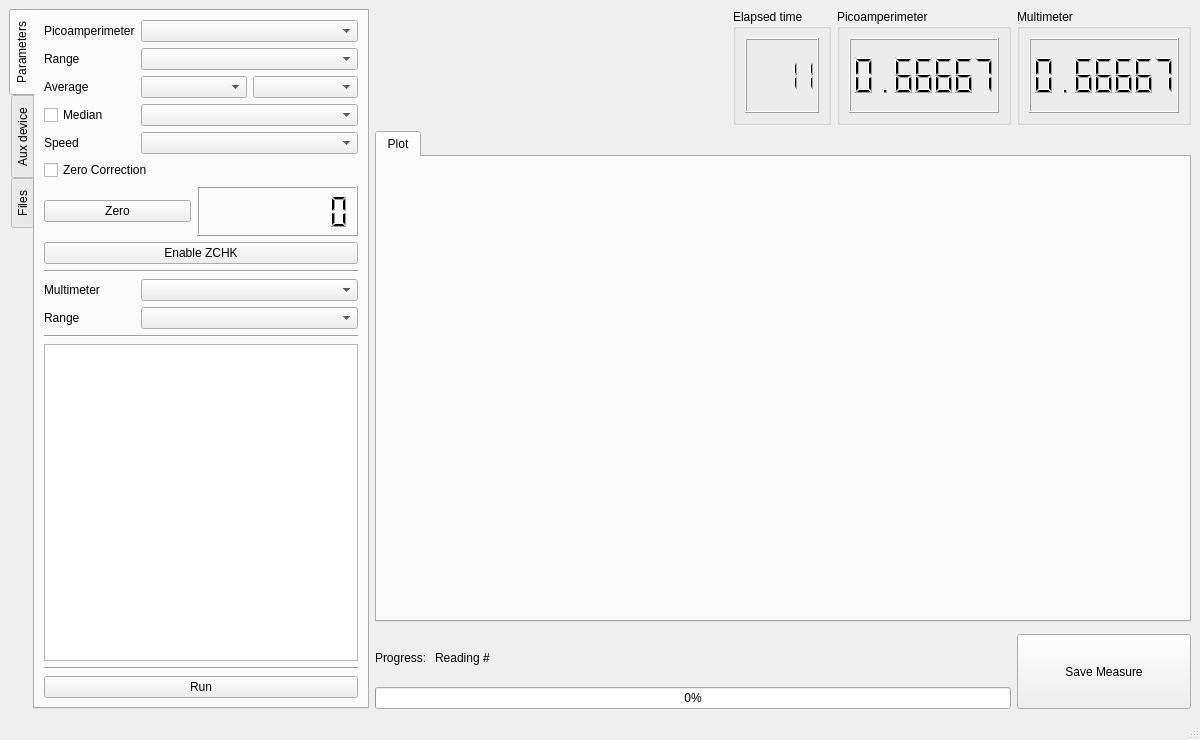
First picture: the form in ui_files/mainapp.ui, repository cruceno/JMC-KEITHLEY-6485, before the edit.
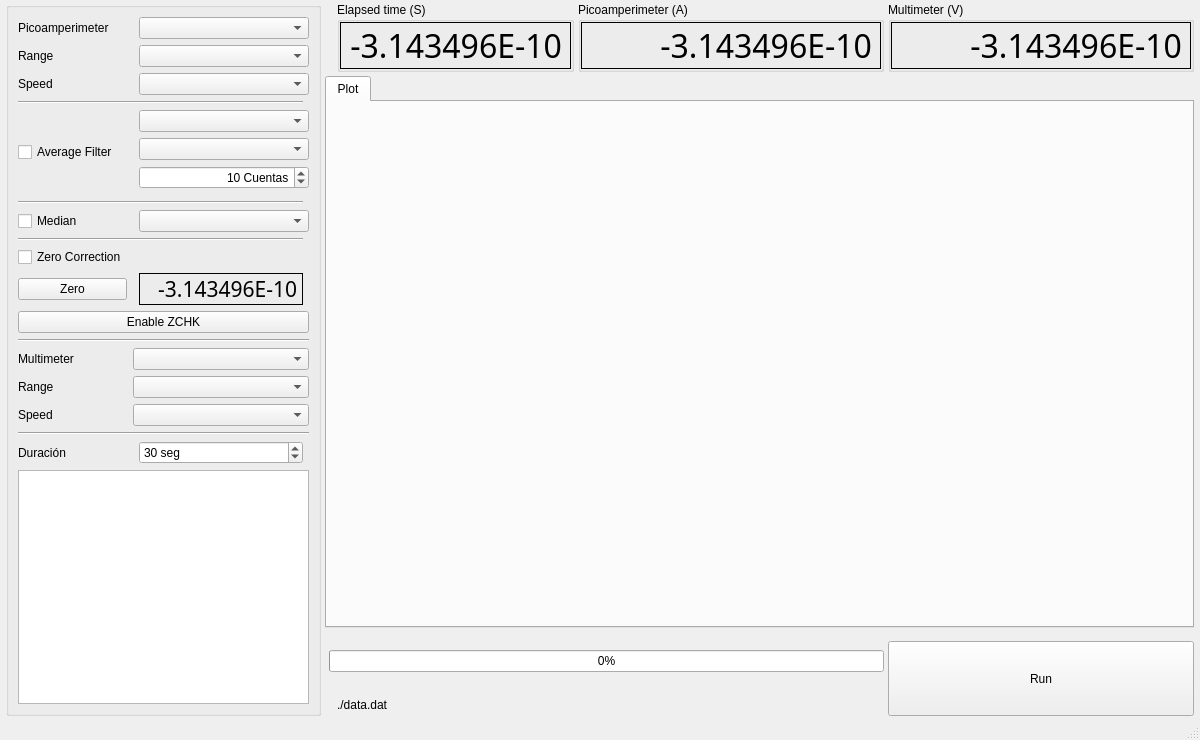
Second picture: the form after the edit.

```diff
--- a/ui_files/mainapp.ui
+++ b/ui_files/mainapp.ui
@@ -21,103 +21,227 @@
   </property>
   <widget class="QWidget" name="centralwidget">
    <layout class="QGridLayout" name="gridLayout">
-    <item row="3" column="9" rowspan="2">
-     <widget class="QPushButton" name="pb_save_measure">
-      <property name="minimumSize">
-       <size>
-        <width>0</width>
-        <height>75</height>
-       </size>
-      </property>
-      <property name="text">
-       <string>Save Measure</string>
-      </property>
-     </widget>
-    </item>
-    <item row="4" column="1" colspan="8">
-     <widget class="QProgressBar" name="pb_reading">
-      <property name="value">
-       <number>0</number>
-      </property>
-     </widget>
-    </item>
-    <item row="3" column="1">
-     <widget class="QLabel" name="label">
-      <property name="maximumSize">
-       <size>
-        <width>80</width>
-        <height>16777215</height>
-       </size>
-      </property>
-      <property name="text">
-       <string>Progress:</string>
-      </property>
-     </widget>
-    </item>
-    <item row="3" column="2" colspan="7">
-     <widget class="QLabel" name="lb_progress">
-      <property name="text">
-       <string>Reading #</string>
-      </property>
-     </widget>
-    </item>
-    <item row="0" column="8">
-     <widget class="QGroupBox" name="gb_main_value">
-      <property name="title">
-       <string>Picoamperimeter</string>
-      </property>
-      <layout class="QGridLayout" name="gridLayout_5">
-       <item row="0" column="1">
-        <widget class="QLCDNumber" name="lcd_main_value">
-         <property name="minimumSize">
-          <size>
-           <width>150</width>
-           <height>75</height>
-          </size>
-         </property>
-         <property name="smallDecimalPoint">
-          <bool>false</bool>
-         </property>
-         <property name="digitCount">
-          <number>7</number>
-         </property>
-         <property name="value" stdset="0">
-          <double>0.666666000000000</double>
-         </property>
-        </widget>
-       </item>
-      </layout>
-     </widget>
-    </item>
-    <item row="0" column="9">
+    <property name="leftMargin">
+     <number>6</number>
+    </property>
+    <property name="topMargin">
+     <number>2</number>
+    </property>
+    <property name="rightMargin">
+     <number>6</number>
+    </property>
+    <property name="bottomMargin">
+     <number>2</number>
+    </property>
+    <property name="spacing">
+     <number>4</number>
+    </property>
+    <item row="0" column="6">
      <widget class="QGroupBox" name="gb_aux_value">
       <property name="title">
-       <string>Multimeter</string>
+       <string>Multimeter (V)</string>
       </property>
       <layout class="QGridLayout" name="gridLayout_8">
-       <item row="0" column="1">
-        <widget class="QLCDNumber" name="lcd_aux_value">
+       <property name="leftMargin">
+        <number>0</number>
+       </property>
+       <property name="topMargin">
+        <number>0</number>
+       </property>
+       <property name="rightMargin">
+        <number>0</number>
+       </property>
+       <property name="bottomMargin">
+        <number>0</number>
+       </property>
+       <property name="horizontalSpacing">
+        <number>0</number>
+       </property>
+       <property name="verticalSpacing">
+        <number>6</number>
+       </property>
+       <item row="0" column="0">
+        <widget class="QLabel" name="lb_num_volt">
          <property name="minimumSize">
           <size>
-           <width>150</width>
-           <height>75</height>
+           <width>300</width>
+           <height>0</height>
           </size>
          </property>
-         <property name="smallDecimalPoint">
+         <property name="font">
+          <font>
+           <family>Exo 2</family>
+           <pointsize>24</pointsize>
+          </font>
+         </property>
+         <property name="frameShape">
+          <enum>QFrame::Box</enum>
+         </property>
+         <property name="frameShadow">
+          <enum>QFrame::Plain</enum>
+         </property>
+         <property name="lineWidth">
+          <number>1</number>
+         </property>
+         <property name="text">
+          <string>-3.143496E-10</string>
+         </property>
+         <property name="textFormat">
+          <enum>Qt::RichText</enum>
+         </property>
+         <property name="alignment">
+          <set>Qt::AlignRight|Qt::AlignTrailing|Qt::AlignVCenter</set>
+         </property>
+         <property name="wordWrap">
           <bool>false</bool>
          </property>
-         <property name="digitCount">
-          <number>7</number>
+        </widget>
+       </item>
+      </layout>
+     </widget>
+    </item>
+    <item row="0" column="5">
+     <widget class="QGroupBox" name="gb_main_value">
+      <property name="title">
+       <string>Picoamperimeter (A)</string>
+      </property>
+      <layout class="QGridLayout" name="gridLayout_5">
+       <property name="leftMargin">
+        <number>0</number>
+       </property>
+       <property name="topMargin">
+        <number>0</number>
+       </property>
+       <property name="rightMargin">
+        <number>0</number>
+       </property>
+       <property name="bottomMargin">
+        <number>0</number>
+       </property>
+       <property name="spacing">
+        <number>0</number>
+       </property>
+       <item row="0" column="0">
+        <widget class="QLabel" name="lb_num_amp">
+         <property name="minimumSize">
+          <size>
+           <width>300</width>
+           <height>0</height>
+          </size>
          </property>
-         <property name="value" stdset="0">
-          <double>0.666666000000000</double>
+         <property name="font">
+          <font>
+           <family>Exo 2</family>
+           <pointsize>24</pointsize>
+          </font>
          </property>
+         <property name="frameShape">
+          <enum>QFrame::Box</enum>
+         </property>
+         <property name="frameShadow">
+          <enum>QFrame::Plain</enum>
+         </property>
+         <property name="lineWidth">
+          <number>1</number>
+         </property>
+         <property name="text">
+          <string>-3.143496E-10</string>
+         </property>
+         <property name="textFormat">
+          <enum>Qt::RichText</enum>
+         </property>
+         <property name="alignment">
+          <set>Qt::AlignRight|Qt::AlignTrailing|Qt::AlignVCenter</set>
+         </property>
+         <property name="wordWrap">
+          <bool>false</bool>
+         </property>
         </widget>
        </item>
       </layout>
      </widget>
     </item>
-    <item row="1" column="1" colspan="9">
+    <item row="0" column="4">
+     <widget class="QGroupBox" name="gb_elapsed_time">
+      <property name="minimumSize">
+       <size>
+        <width>0</width>
+        <height>0</height>
+       </size>
+      </property>
+      <property name="title">
+       <string>Elapsed time (S)</string>
+      </property>
+      <layout class="QGridLayout" name="gridLayout_6">
+       <property name="leftMargin">
+        <number>0</number>
+       </property>
+       <property name="topMargin">
+        <number>0</number>
+       </property>
+       <property name="rightMargin">
+        <number>0</number>
+       </property>
+       <property name="bottomMargin">
+        <number>0</number>
+       </property>
+       <property name="spacing">
+        <number>0</number>
+       </property>
+       <item row="0" column="0">
+        <widget class="QLabel" name="lb_num_time">
+         <property name="font">
+          <font>
+           <family>Exo 2</family>
+           <pointsize>24</pointsize>
+          </font>
+         </property>
+         <property name="frameShape">
+          <enum>QFrame::Box</enum>
+         </property>
+         <property name="frameShadow">
+          <enum>QFrame::Plain</enum>
+         </property>
+         <property name="lineWidth">
+          <number>1</number>
+         </property>
+         <property name="text">
+          <string>-3.143496E-10</string>
+         </property>
+         <property name="textFormat">
+          <enum>Qt::RichText</enum>
+         </property>
+         <property name="alignment">
+          <set>Qt::AlignRight|Qt::AlignTrailing|Qt::AlignVCenter</set>
+         </property>
+         <property name="wordWrap">
+          <bool>false</bool>
+         </property>
+        </widget>
+       </item>
+      </layout>
+     </widget>
+    </item>
+    <item row="2" column="2" rowspan="3" colspan="4">
+     <widget class="QProgressBar" name="pb_reading">
+      <property name="minimumSize">
+       <size>
+        <width>0</width>
+        <height>0</height>
+       </size>
+      </property>
+      <property name="maximum">
+       <number>30</number>
+      </property>
+      <property name="value">
+       <number>0</number>
+      </property>
+      <property name="format">
+       <string>%p%</string>
+      </property>
+     </widget>
+    </item>
+    <item row="1" column="1" colspan="6">
      <widget class="QTabWidget" name="tw_plot_and_data">
       <property name="currentIndex">
        <number>0</number>
@@ -150,243 +274,268 @@
       </widget>
      </widget>
     </item>
-    <item row="0" column="0" rowspan="5">
-     <widget class="QTabWidget" name="tabWidget">
+    <item row="3" column="6" rowspan="3">
+     <widget class="QPushButton" name="pb_run">
+      <property name="minimumSize">
+       <size>
+        <width>150</width>
+        <height>75</height>
+       </size>
+      </property>
+      <property name="text">
+       <string>Run</string>
+      </property>
+     </widget>
+    </item>
+    <item row="0" column="0" rowspan="6">
+     <widget class="QGroupBox" name="gb_ui_control">
       <property name="maximumSize">
        <size>
-        <width>360</width>
+        <width>400</width>
         <height>16777215</height>
        </size>
       </property>
-      <property name="tabPosition">
-       <enum>QTabWidget::West</enum>
-      </property>
-      <property name="currentIndex">
-       <number>0</number>
-      </property>
-      <widget class="QWidget" name="tab_params">
-       <attribute name="title">
-        <string>Parameters</string>
-       </attribute>
-       <layout class="QGridLayout" name="gridLayout_7">
-        <item row="5" column="1" colspan="2">
-         <widget class="QComboBox" name="cbx_aver_mode"/>
-        </item>
-        <item row="1" column="0">
-         <widget class="QLabel" name="label_2">
-          <property name="text">
-           <string>Picoamperimeter</string>
-          </property>
-         </widget>
-        </item>
-        <item row="32" column="0" colspan="5">
-         <widget class="QPushButton" name="pb_run">
-          <property name="text">
-           <string>Run</string>
-          </property>
-         </widget>
-        </item>
-        <item row="13" column="0" colspan="5">
-         <widget class="Line" name="line_4">
-          <property name="orientation">
-           <enum>Qt::Horizontal</enum>
-          </property>
-         </widget>
-        </item>
-        <item row="29" column="0" colspan="5">
-         <widget class="Line" name="line">
-          <property name="orientation">
-           <enum>Qt::Horizontal</enum>
-          </property>
-         </widget>
-        </item>
-        <item row="4" column="0">
-         <widget class="QLabel" name="label_5">
-          <property name="text">
-           <string>Range</string>
-          </property>
-         </widget>
-        </item>
-        <item row="16" column="0" colspan="5">
-         <widget class="Line" name="line_5">
-          <property name="orientation">
-           <enum>Qt::Horizontal</enum>
-          </property>
-         </widget>
-        </item>
-        <item row="15" column="1" colspan="4">
-         <widget class="QComboBox" name="cbx_aux_range"/>
-        </item>
-        <item row="14" column="0">
-         <widget class="QLabel" name="label_9">
-          <property name="text">
-           <string>Multimeter</string>
-          </property>
-         </widget>
-        </item>
-        <item row="14" column="1" colspan="4">
-         <widget class="QComboBox" name="cbx_aux_port"/>
-        </item>
-        <item row="5" column="3" colspan="2">
-         <widget class="QComboBox" name="cbx_averege_value"/>
-        </item>
-        <item row="6" column="0">
-         <widget class="QCheckBox" name="chk_median">
-          <property name="text">
-           <string>Median </string>
-          </property>
-         </widget>
-        </item>
-        <item row="7" column="0">
-         <widget class="QLabel" name="label_3">
-          <property name="text">
-           <string>Speed</string>
-          </property>
-         </widget>
-        </item>
-        <item row="12" column="0" colspan="5">
-         <widget class="QPushButton" name="pb_zchk">
-          <property name="text">
-           <string>Enable ZCHK</string>
-          </property>
-         </widget>
-        </item>
-        <item row="5" column="0">
-         <widget class="QLabel" name="label_6">
-          <property name="text">
-           <string>Average</string>
-          </property>
-         </widget>
-        </item>
-        <item row="9" column="0" colspan="2">
-         <widget class="QPushButton" name="pb_zero">
-          <property name="text">
-           <string>Zero</string>
-          </property>
-         </widget>
-        </item>
-        <item row="15" column="0">
-         <widget class="QLabel" name="label_4">
-          <property name="text">
-           <string>Range</string>
-          </property>
-         </widget>
-        </item>
-        <item row="7" column="1" colspan="4">
-         <widget class="QComboBox" name="cbx_main_speed"/>
-        </item>
-        <item row="9" column="2" colspan="3">
-         <widget class="QLCDNumber" name="lcd_zero">
-          <property name="minimumSize">
-           <size>
-            <width>0</width>
-            <height>50</height>
-           </size>
-          </property>
-          <property name="smallDecimalPoint">
-           <bool>true</bool>
-          </property>
-          <property name="digitCount">
-           <number>7</number>
-          </property>
-         </widget>
-        </item>
-        <item row="4" column="1" colspan="4">
-         <widget class="QComboBox" name="cbx_main_range"/>
-        </item>
-        <item row="1" column="1" colspan="4">
-         <widget class="QComboBox" name="cbx_main_port"/>
-        </item>
-        <item row="6" column="1" colspan="4">
-         <widget class="QComboBox" name="cbx_median_value"/>
-        </item>
-        <item row="8" column="0" colspan="5">
-         <widget class="QCheckBox" name="chk_zero_corr">
-          <property name="text">
-           <string>Zero Correction</string>
-          </property>
-         </widget>
-        </item>
-        <item row="28" column="0" colspan="5">
-         <widget class="QPlainTextEdit" name="pte_console"/>
-        </item>
-       </layout>
-      </widget>
-      <widget class="QWidget" name="tab">
-       <attribute name="title">
-        <string>Aux device</string>
-       </attribute>
-       <layout class="QGridLayout" name="gridLayout_3"/>
-      </widget>
-      <widget class="QWidget" name="tab_files">
-       <attribute name="title">
-        <string>Files</string>
-       </attribute>
-       <layout class="QGridLayout" name="gridLayout_4">
-        <item row="0" column="0">
-         <widget class="QLineEdit" name="le_project_folder">
-          <property name="readOnly">
-           <bool>true</bool>
-          </property>
-          <property name="clearButtonEnabled">
-           <bool>false</bool>
-          </property>
-         </widget>
-        </item>
-        <item row="0" column="1">
-         <widget class="QToolButton" name="tlb_project_folder">
-          <property name="text">
-           <string>...</string>
-          </property>
-         </widget>
-        </item>
-        <item row="1" column="0" colspan="2">
-         <widget class="QListWidget" name="lw_project_tree"/>
-        </item>
-       </layout>
-      </widget>
-     </widget>
-    </item>
-    <item row="0" column="7">
-     <widget class="QGroupBox" name="gb_elapsed_time">
-      <property name="minimumSize">
-       <size>
-        <width>0</width>
-        <height>0</height>
-       </size>
-      </property>
-      <property name="title">
-       <string>Elapsed time</string>
-      </property>
-      <layout class="QGridLayout" name="gridLayout_6">
-       <item row="0" column="0">
-        <widget class="QLCDNumber" name="lcd_time">
-         <property name="smallDecimalPoint">
+      <layout class="QGridLayout" name="gridLayout_7">
+       <item row="17" column="0">
+        <widget class="QCheckBox" name="chk_zero_corr">
+         <property name="text">
+          <string>Zero Correction</string>
+         </property>
+        </widget>
+       </item>
+       <item row="1" column="0">
+        <widget class="QLabel" name="label_2">
+         <property name="text">
+          <string>Picoamperimeter</string>
+         </property>
+        </widget>
+       </item>
+       <item row="22" column="0" colspan="4">
+        <widget class="Line" name="line_4">
+         <property name="orientation">
+          <enum>Qt::Horizontal</enum>
+         </property>
+        </widget>
+       </item>
+       <item row="4" column="0">
+        <widget class="QLabel" name="label_5">
+         <property name="text">
+          <string>Range</string>
+         </property>
+        </widget>
+       </item>
+       <item row="27" column="0" colspan="4">
+        <widget class="Line" name="line_5">
+         <property name="orientation">
+          <enum>Qt::Horizontal</enum>
+         </property>
+        </widget>
+       </item>
+       <item row="25" column="1" colspan="3">
+        <widget class="QComboBox" name="cbx_aux_range"/>
+       </item>
+       <item row="24" column="0">
+        <widget class="QLabel" name="label_9">
+         <property name="text">
+          <string>Multimeter</string>
+         </property>
+        </widget>
+       </item>
+       <item row="24" column="1" colspan="3">
+        <widget class="QComboBox" name="cbx_aux_port"/>
+       </item>
+       <item row="14" column="0">
+        <widget class="QCheckBox" name="chk_median">
+         <property name="text">
+          <string>Median </string>
+         </property>
+        </widget>
+       </item>
+       <item row="21" column="0" colspan="4">
+        <widget class="QPushButton" name="pb_zchk">
+         <property name="text">
+          <string>Enable ZCHK</string>
+         </property>
+        </widget>
+       </item>
+       <item row="25" column="0">
+        <widget class="QLabel" name="label_4">
+         <property name="text">
+          <string>Range</string>
+         </property>
+        </widget>
+       </item>
+       <item row="1" column="2" colspan="2">
+        <widget class="QComboBox" name="cbx_main_port"/>
+       </item>
+       <item row="39" column="0" colspan="4">
+        <widget class="QPlainTextEdit" name="pte_console"/>
+       </item>
+       <item row="17" column="2">
+        <spacer name="horizontalSpacer_2">
+         <property name="orientation">
+          <enum>Qt::Horizontal</enum>
+         </property>
+         <property name="sizeHint" stdset="0">
+          <size>
+           <width>40</width>
+           <height>20</height>
+          </size>
+         </property>
+        </spacer>
+       </item>
+       <item row="18" column="0">
+        <widget class="QPushButton" name="pb_zero">
+         <property name="text">
+          <string>Zero</string>
+         </property>
+        </widget>
+       </item>
+       <item row="9" column="0" rowspan="4">
+        <widget class="QCheckBox" name="chk_average">
+         <property name="text">
+          <string>Average Filter</string>
+         </property>
+        </widget>
+       </item>
+       <item row="14" column="2" colspan="2">
+        <widget class="QComboBox" name="cbx_median_rank"/>
+       </item>
+       <item row="7" column="0">
+        <widget class="QLabel" name="label_3">
+         <property name="text">
+          <string>Speed</string>
+         </property>
+        </widget>
+       </item>
+       <item row="11" column="2" colspan="2">
+        <widget class="QSpinBox" name="sb_aver_count">
+         <property name="alignment">
+          <set>Qt::AlignRight|Qt::AlignTrailing|Qt::AlignVCenter</set>
+         </property>
+         <property name="suffix">
+          <string> Cuentas</string>
+         </property>
+         <property name="minimum">
+          <number>1</number>
+         </property>
+         <property name="maximum">
+          <number>100</number>
+         </property>
+         <property name="value">
+          <number>10</number>
+         </property>
+        </widget>
+       </item>
+       <item row="9" column="2" colspan="2">
+        <widget class="QComboBox" name="cbx_aver_class"/>
+       </item>
+       <item row="10" column="2" colspan="2">
+        <widget class="QComboBox" name="cbx_aver_type"/>
+       </item>
+       <item row="15" column="0" colspan="3">
+        <widget class="Line" name="line_3">
+         <property name="orientation">
+          <enum>Qt::Horizontal</enum>
+         </property>
+        </widget>
+       </item>
+       <item row="4" column="2" colspan="2">
+        <widget class="QComboBox" name="cbx_main_range"/>
+       </item>
+       <item row="7" column="2" colspan="2">
+        <widget class="QComboBox" name="cbx_main_speed"/>
+       </item>
+       <item row="8" column="0" colspan="3">
+        <widget class="Line" name="line_2">
+         <property name="orientation">
+          <enum>Qt::Horizontal</enum>
+         </property>
+        </widget>
+       </item>
+       <item row="13" column="0" colspan="3">
+        <widget class="Line" name="line">
+         <property name="orientation">
+          <enum>Qt::Horizontal</enum>
+         </property>
+        </widget>
+       </item>
+       <item row="26" column="0">
+        <widget class="QLabel" name="label_6">
+         <property name="text">
+          <string>Speed</string>
+         </property>
+        </widget>
+       </item>
+       <item row="26" column="1" colspan="3">
+        <widget class="QComboBox" name="cbx_aux_speed"/>
+       </item>
+       <item row="18" column="2">
+        <widget class="QLabel" name="lb_num_zero">
+         <property name="font">
+          <font>
+           <family>Exo 2</family>
+           <pointsize>16</pointsize>
+          </font>
+         </property>
+         <property name="frameShape">
+          <enum>QFrame::Box</enum>
+         </property>
+         <property name="frameShadow">
+          <enum>QFrame::Plain</enum>
+         </property>
+         <property name="lineWidth">
+          <number>1</number>
+         </property>
+         <property name="text">
+          <string>-3.143496E-10</string>
+         </property>
+         <property name="textFormat">
+          <enum>Qt::RichText</enum>
+         </property>
+         <property name="alignment">
+          <set>Qt::AlignRight|Qt::AlignTrailing|Qt::AlignVCenter</set>
+         </property>
+         <property name="wordWrap">
           <bool>false</bool>
          </property>
-         <property name="digitCount">
-          <number>4</number>
+        </widget>
+       </item>
+       <item row="28" column="2">
+        <widget class="QSpinBox" name="sb_run_time">
+         <property name="suffix">
+          <string> seg</string>
          </property>
-         <property name="intValue" stdset="0">
-          <number>11</number>
+         <property name="prefix">
+          <string/>
+         </property>
+         <property name="minimum">
+          <number>0</number>
+         </property>
+         <property name="maximum">
+          <number>36000</number>
+         </property>
+         <property name="value">
+          <number>30</number>
+         </property>
+        </widget>
+       </item>
+       <item row="28" column="0">
+        <widget class="QLabel" name="label">
+         <property name="text">
+          <string>Duración</string>
          </property>
         </widget>
        </item>
       </layout>
      </widget>
     </item>
-    <item row="0" column="1" colspan="6">
-     <spacer name="horizontalSpacer">
-      <property name="orientation">
-       <enum>Qt::Horizontal</enum>
+    <item row="5" column="4" colspan="2">
+     <widget class="QLabel" name="lb_output_file">
+      <property name="text">
+       <string>./data.dat</string>
       </property>
-      <property name="sizeHint" stdset="0">
-       <size>
-        <width>40</width>
-        <height>20</height>
-       </size>
-      </property>
-     </spacer>
+     </widget>
     </item>
    </layout>
   </widget>
```
